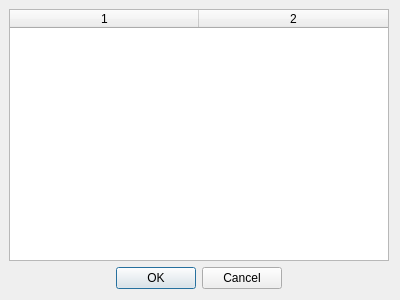
First picture: the form in src/Contrivance/Contrivance_ShortcutEditor.ui, repository Connway/Shibboleth, before the edit.
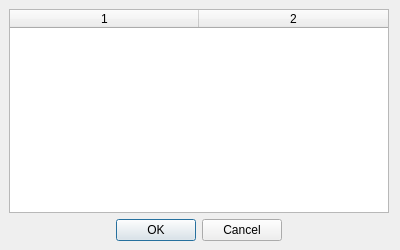
Second picture: the form after the edit.

Commit message: Fixed resizing in ShortcutEditor. Working on custom widget for setting keyboard shortcuts.

What changed in the file:
```diff
--- a/src/Contrivance/Contrivance_ShortcutEditor.ui
+++ b/src/Contrivance/Contrivance_ShortcutEditor.ui
@@ -10,27 +10,60 @@
     <x>0</x>
     <y>0</y>
     <width>400</width>
-    <height>300</height>
+    <height>250</height>
    </rect>
   </property>
+  <property name="sizePolicy">
+   <sizepolicy hsizetype="Expanding" vsizetype="Expanding">
+    <horstretch>0</horstretch>
+    <verstretch>0</verstretch>
+   </sizepolicy>
+  </property>
+  <property name="maximumSize">
+   <size>
+    <width>16777215</width>
+    <height>16777215</height>
+   </size>
+  </property>
+  <property name="contextMenuPolicy">
+   <enum>Qt::NoContextMenu</enum>
+  </property>
   <property name="windowTitle">
    <string>Shortcut Editor</string>
   </property>
   <property name="layoutDirection">
    <enum>Qt::LeftToRight</enum>
   </property>
+  <property name="sizeGripEnabled">
+   <bool>false</bool>
+  </property>
   <property name="modal">
    <bool>true</bool>
   </property>
-  <layout class="QGridLayout" name="gridLayout" rowstretch="0,0" rowminimumheight="0,0" columnminimumwidth="0">
+  <layout class="QGridLayout" name="gridLayout" rowstretch="1,0" rowminimumheight="0,0" columnminimumwidth="0">
+   <property name="sizeConstraint">
+    <enum>QLayout::SetDefaultConstraint</enum>
+   </property>
    <property name="leftMargin">
     <number>9</number>
    </property>
    <property name="topMargin">
     <number>9</number>
    </property>
+   <property name="bottomMargin">
+    <number>9</number>
+   </property>
+   <property name="verticalSpacing">
+    <number>6</number>
+   </property>
    <item row="1" column="0">
     <widget class="QDialogButtonBox" name="buttonBox">
+     <property name="sizePolicy">
+      <sizepolicy hsizetype="Expanding" vsizetype="Expanding">
+       <horstretch>0</horstretch>
+       <verstretch>0</verstretch>
+      </sizepolicy>
+     </property>
      <property name="orientation">
       <enum>Qt::Horizontal</enum>
      </property>
```
The commit also changes 7 other files.
